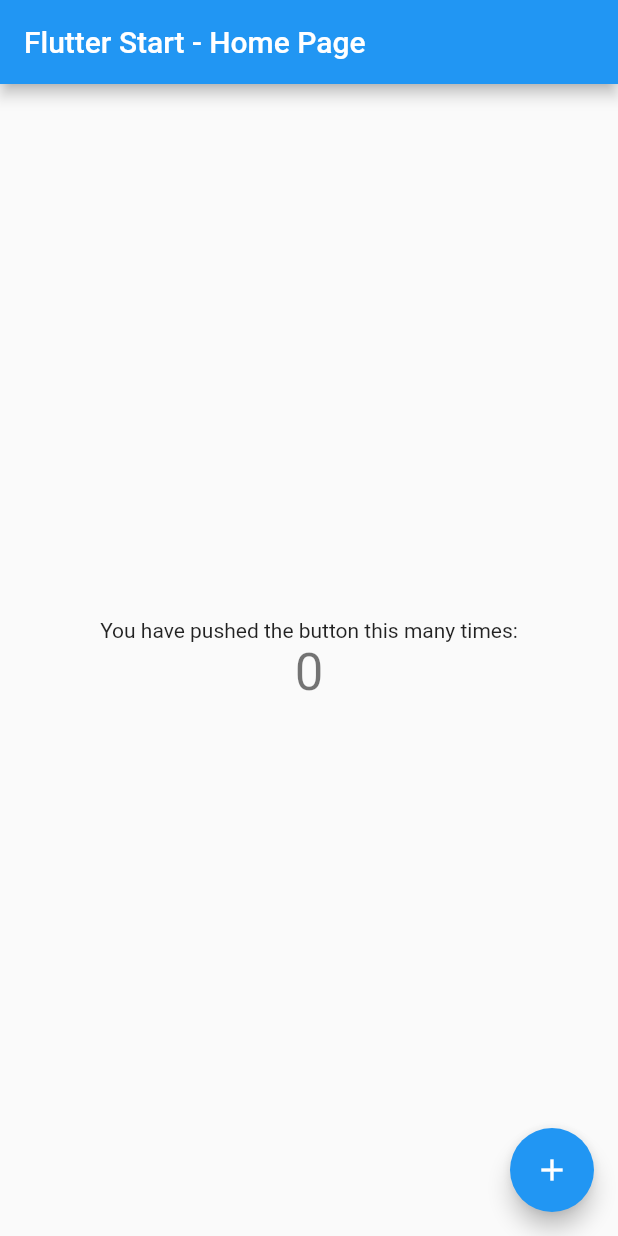
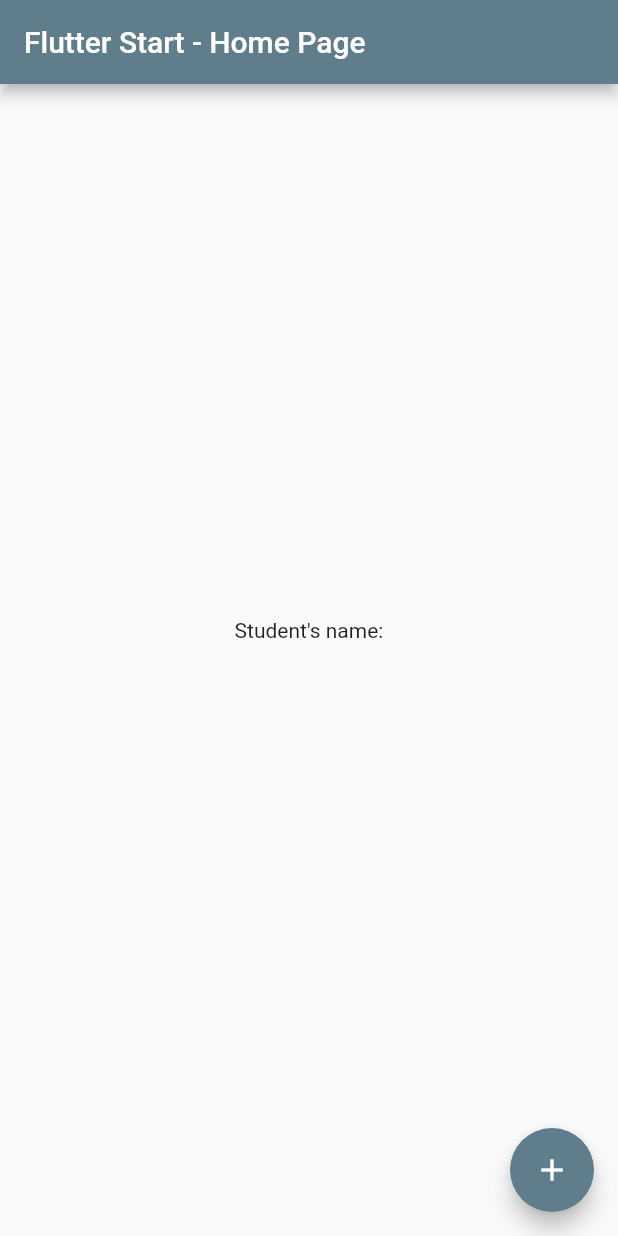
Before and after one commit to Zewodec/p1_flutter_start, a Flutter app: the screen it shows after launch, on a phone screen of 412 x 824 dp. Run offline on Flutter 3.47's test engine with Material 2 defaults, Android fonts, the phone set to English and light mode, and no system bars.

Commit message:
Created app and realization of showing students name

```diff
--- a/lib/main.dart
+++ b/lib/main.dart
@@ -1,4 +1,5 @@
 import 'package:flutter/material.dart';
+import 'package:p1_start/student.dart';
 
 void main() {
   runApp(const MyApp());
@@ -7,22 +8,12 @@
 class MyApp extends StatelessWidget {
   const MyApp({super.key});
 
-  // This widget is the root of your application.
   @override
   Widget build(BuildContext context) {
     return MaterialApp(
       title: 'Project 1 - Flutter Start',
       theme: ThemeData(
-        // This is the theme of your application.
-        //
-        // Try running your application with "flutter run". You'll see the
-        // application has a blue toolbar. Then, without quitting the app, try
-        // changing the primarySwatch below to Colors.green and then invoke
-        // "hot reload" (press "r" in the console where you ran "flutter run",
-        // or simply save your changes to "hot reload" in a Flutter IDE).
-        // Notice that the counter didn't reset back to zero; the application
-        // is not restarted.
-        primarySwatch: Colors.blue,
+        primarySwatch: Colors.blueGrey,
       ),
       home: const MyHomePage(title: 'Flutter Start - Home Page'),
     );
@@ -32,15 +23,6 @@
 class MyHomePage extends StatefulWidget {
   const MyHomePage({super.key, required this.title});
 
-  // This widget is the home page of your application. It is stateful, meaning
-  // that it has a State object (defined below) that contains fields that affect
-  // how it looks.
-
-  // This class is the configuration for the state. It holds the values (in this
-  // case the title) provided by the parent (in this case the App widget) and
-  // used by the build method of the State. Fields in a Widget subclass are
-  // always marked "final".
-
   final String title;
 
   @override
@@ -48,58 +30,30 @@
 }
 
 class _MyHomePageState extends State<MyHomePage> {
-  int _counter = 0;
+  String _name = "";
 
   void _incrementCounter() {
     setState(() {
-      // This call to setState tells the Flutter framework that something has
-      // changed in this State, which causes it to rerun the build method below
-      // so that the display can reflect the updated values. If we changed
-      // _counter without calling setState(), then the build method would not be
-      // called again, and so nothing would appear to happen.
-      _counter++;
+      Student student = Student("Adam", "Ivaniush");
+      _name = student.fullName;
     });
   }
 
   @override
   Widget build(BuildContext context) {
-    // This method is rerun every time setState is called, for instance as done
-    // by the _incrementCounter method above.
-    //
-    // The Flutter framework has been optimized to make rerunning build methods
-    // fast, so that you can just rebuild anything that needs updating rather
-    // than having to individually change instances of widgets.
     return Scaffold(
       appBar: AppBar(
-        // Here we take the value from the MyHomePage object that was created by
-        // the App.build method, and use it to set our appbar title.
         title: Text(widget.title),
       ),
       body: Center(
-        // Center is a layout widget. It takes a single child and positions it
-        // in the middle of the parent.
         child: Column(
-          // Column is also a layout widget. It takes a list of children and
-          // arranges them vertically. By default, it sizes itself to fit its
-          // children horizontally, and tries to be as tall as its parent.
-          //
-          // Invoke "debug painting" (press "p" in the console, choose the
-          // "Toggle Debug Paint" action from the Flutter Inspector in Android
-          // Studio, or the "Toggle Debug Paint" command in Visual Studio Code)
-          // to see the wireframe for each widget.
-          //
-          // Column has various properties to control how it sizes itself and
-          // how it positions its children. Here we use mainAxisAlignment to
-          // center the children vertically; the main axis here is the vertical
-          // axis because Columns are vertical (the cross axis would be
-          // horizontal).
           mainAxisAlignment: MainAxisAlignment.center,
           children: <Widget>[
             const Text(
-              'You have pushed the button this many times:',
+              'Student\'s name:',
             ),
             Text(
-              '$_counter',
+              '$_name',
               style: Theme.of(context).textTheme.headlineMedium,
             ),
           ],
@@ -107,9 +61,9 @@
       ),
       floatingActionButton: FloatingActionButton(
         onPressed: _incrementCounter,
-        tooltip: 'Increment',
+        tooltip: 'Set full name',
         child: const Icon(Icons.add),
-      ), // This trailing comma makes auto-formatting nicer for build methods.
+      ),
     );
   }
 }
--- /dev/null
+++ b/lib/student.dart
@@ -0,0 +1,13 @@
+class Student{
+  String _firstName;
+  String _lastName;
+
+  Student(this._firstName, this._lastName);
+
+  set firstName(String inputFirstName) => _firstName = inputFirstName;
+  set lastName(String inputLastName) => _lastName = inputLastName;
+
+  String get firstName => _firstName;
+  String get lastName => _lastName;
+  String get fullName => "$_firstName $_lastName";
+}
```
